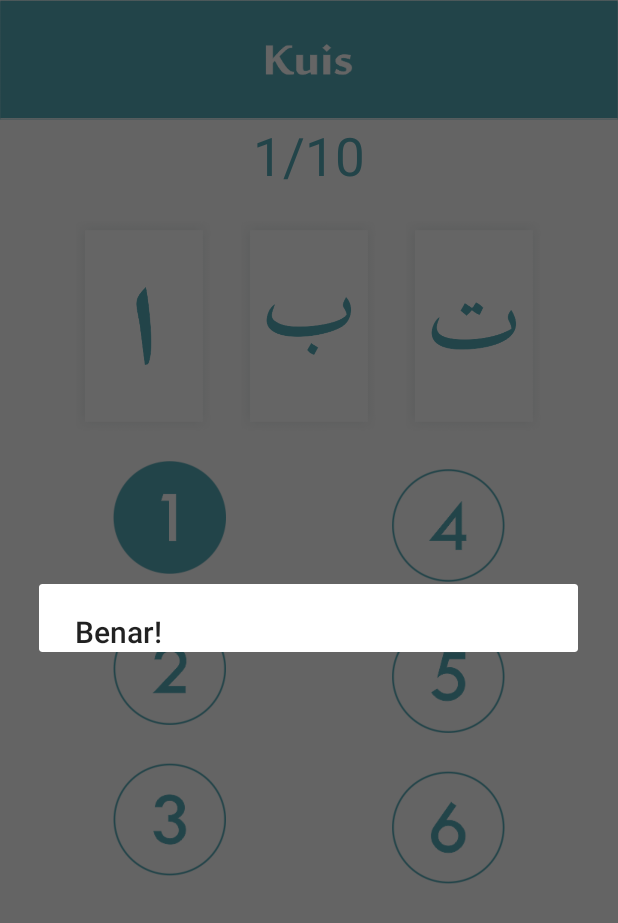
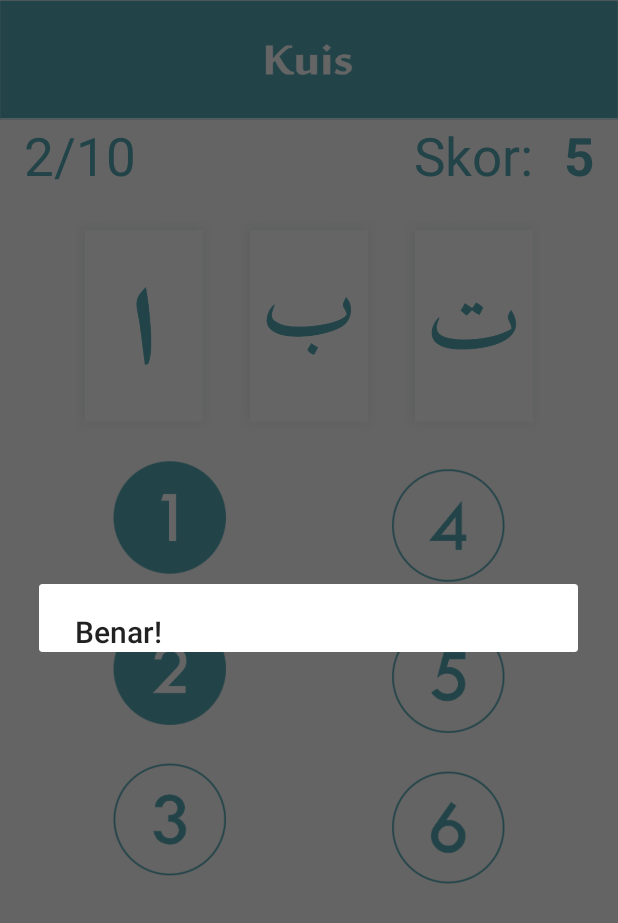
Before and after one commit to viaaprillya/Udzkuruni, an Android app: the Kuis screen opened directly, with no data from a screen before it, after a tap on "Alif", on a phone screen of 412 x 824 dp. Shown: the top 923 px of the screen. Run offline under Robolectric (Android 15) with nearby library versions, the light colour scheme and no system bars.

Commit message:
kuis + skor

```diff
--- a/app/src/main/AndroidManifest.xml
+++ b/app/src/main/AndroidManifest.xml
@@ -11,7 +11,8 @@
         android:supportsRtl="true"
         android:theme="@style/AppTheme"
         tools:ignore="GoogleAppIndexingWarning">
-        <activity android:name=".Tentang"></activity>
+        <activity android:name=".KuisSkorActivity"></activity>
+        <activity android:name=".Tentang" />
         <activity android:name=".panduanBelajar" />
         <activity android:name=".Fathahtain" />
         <activity android:name=".Huruf_Fathah" />
--- a/app/src/main/java/com/kelompok/udzkuruni/Kuis.java
+++ b/app/src/main/java/com/kelompok/udzkuruni/Kuis.java
@@ -1,18 +1,114 @@
 package com.kelompok.udzkuruni;
 
+import android.content.Intent;
+import android.media.Image;
+import android.nfc.Tag;
 import android.support.v7.app.AlertDialog;
 import android.support.v7.app.AppCompatActivity;
 import android.os.Bundle;
+import android.util.Log;
 import android.view.View;
 import android.widget.ImageButton;
+import android.widget.ImageView;
+import android.widget.TextView;
+
+import java.util.Random;
+import java.util.concurrent.ThreadLocalRandom;
 
 public class Kuis extends AppCompatActivity {
+
+    //TODO::  tambah Soal (Supaya yang dirandom makin banyak)
+
+    String[][] soal_1= {{"alif_pg","ba_pg","ta_pg"}, // nama file gambar soal
+            {"Alif","Ba", "Ta"}, // content description soal
+            {"satux","dua","tiga","empat","lima","enam"}, // nama file gambar braille
+            {"1","","","","",""}, // content description gambar braille
+            {"Alif"}}; // Jawaban
+    String[][] soal_2 = {{"alif_pg","ba_pg","ta_pg"}, // nama file gambar soal
+            {"Alif","Ba", "Ta"}, // content description soal
+            {"satux","duax","tiga","empat","lima","enam"}, // nama file gambar braille
+            {"1","1","","","",""}, // content description gambar braille
+            {"Ba"}}; // Jawaban
+
+    String[][][] kunci = {soal_1, soal_2 };
+
+    ImageButton pilhan1, pilhan2,pilhan3;
+    ImageView satu, dua, tiga, empat, lima, enam;
+    TextView levelTV, skorTV;
+    Integer level = 1;
+    Integer skor = 0;
 
     @Override
     protected void onCreate(Bundle savedInstanceState) {
         super.onCreate(savedInstanceState);
         setContentView(R.layout.activity_kuis);
+        setKuis();
+    }
 
+
+    public void setKuis() {
+//        selected = getRandom(kunci);
+        shuffleArray(kunci);
+        pilhan1 =  findViewById(R.id.pilihan1);
+        pilhan2 =  findViewById(R.id.pilihan2);
+        pilhan3 =  findViewById(R.id.pilihan3);
+
+
+        pilhan1.setBackgroundResource(getResources().getIdentifier(kunci[level-1][0][0] , "drawable", getPackageName()));
+        pilhan2.setBackgroundResource(getResources().getIdentifier(kunci[level-1][0][1] , "drawable", getPackageName()));
+//        pilhan2.setBackgroundResource(R.drawable.alif);
+        pilhan3.setBackgroundResource(getResources().getIdentifier(kunci[level-1][0][2] , "drawable", getPackageName()));
+
+        pilhan1.setContentDescription(kunci[level-1][1][0]);
+        pilhan2.setContentDescription(kunci[level-1][1][1]);
+        pilhan3.setContentDescription(kunci[level-1][1][2]);
+
+        satu = findViewById(R.id.satu);
+        dua =  findViewById(R.id.dua);
+        tiga =  findViewById(R.id.tiga);
+        empat =  findViewById(R.id.empat);
+        lima =  findViewById(R.id.lima);
+        enam =  findViewById(R.id.enam);
+
+        satu.setBackgroundResource(getResources().getIdentifier(kunci[level-1][2][0] , "drawable", getPackageName()));
+        dua.setBackgroundResource(getResources().getIdentifier(kunci[level-1][2][1] , "drawable", getPackageName()));
+        tiga.setBackgroundResource(getResources().getIdentifier(kunci[level-1][2][2] , "drawable", getPackageName()));
+        empat.setBackgroundResource(getResources().getIdentifier(kunci[level-1][2][3] , "drawable", getPackageName()));
+        lima.setBackgroundResource(getResources().getIdentifier(kunci[level-1][2][4] , "drawable", getPackageName()));
+        enam.setBackgroundResource(getResources().getIdentifier(kunci[level-1][2][5] , "drawable", getPackageName()));
+
+        satu.setContentDescription(kunci[level-1][3][0]);
+        dua.setContentDescription(kunci[level-1][3][1]);
+        tiga.setContentDescription(kunci[level-1][3][2]);
+        empat.setContentDescription(kunci[level-1][3][3]);
+        lima.setContentDescription(kunci[level-1][3][4]);
+        enam.setContentDescription(kunci[level-1][3][5]);
+
+        levelTV = findViewById(R.id.textKuis);
+        levelTV.setText(level.toString());
+
+        skorTV = findViewById(R.id.textNilaiSkor);
+        skorTV.setText(skor.toString());
+
+    }
+    public static String[][] getRandom(String[][][] array) {
+        int rnd = new Random().nextInt(array.length);
+        return array[rnd];
+    }
+
+    // Implementing Fisher–Yates shuffle
+    static void shuffleArray(String[][][] array)
+    {
+        // If running on Java 6 or older, use `new Random()` on RHS here
+        Random rnd = new Random();
+        for (int i = array.length - 1; i > 0; i--)
+        {
+            int index = rnd.nextInt(i + 1);
+            // Simple swap
+            String[][] a = array[index];
+            array[index] = array[i];
+            array[i] = a;
+        }
     }
 
     public void checkAnswer(View view ){
@@ -20,12 +116,26 @@ public class Kuis extends AppCompatActivity {
         String btnDesc = jawaban.getContentDescription().toString();
 
         String alert;
+        String answer = kunci[level-1][4][0];
+        System.out.println(answer);
+        if(btnDesc.equals(answer)){
+            alert="Benar!";
+            if (level < 10){
+                skor+=10;
+                level++;
+                setKuis();
+            }
 
-        if(btnDesc.equals("Alif")){
-            alert="Benar!";
+            else if (level == 10){
+                skor+=10;
+                Intent intent = new Intent(Kuis.this, KuisSkorActivity.class);
+                intent.putExtra("skor", skor);
+                startActivity(intent);
+            }
         }
         else{
             alert="Salah!";
+            skor-=5;
         }
 
         AlertDialog.Builder builder = new AlertDialog.Builder(this);
--- a/app/src/main/res/layout/activity_kuis.xml
+++ b/app/src/main/res/layout/activity_kuis.xml
@@ -19,8 +19,40 @@
         android:layout_below="@+id/header"
         android:layout_width="wrap_content"
         android:layout_height="wrap_content"
-        android:layout_centerHorizontal="true"
-        android:text="1/10"
+        android:layout_marginLeft="16dp"
+        android:text="1"
+        android:textSize="35sp"
+        android:textColor="@color/colorPrimary" />
+    <TextView
+        android:id="@+id/textJumlahSoal"
+        android:layout_below="@+id/header"
+        android:layout_width="wrap_content"
+        android:layout_height="wrap_content"
+        android:layout_toEndOf="@id/textKuis"
+        android:text="/10"
+        android:textSize="35sp"
+        android:textColor="@color/colorPrimary" />
+
+    <TextView
+        android:id="@+id/textSkor"
+        android:layout_below="@+id/header"
+        android:layout_width="wrap_content"
+        android:layout_height="wrap_content"
+        android:layout_marginLeft="16dp"
+        android:layout_alignParentRight="true"
+        android:layout_marginRight="48dp"
+        android:text="Skor: "
+        android:textSize="35sp"
+        android:textColor="@color/colorPrimary" />
+    <TextView
+        android:id="@+id/textNilaiSkor"
+        android:layout_below="@+id/header"
+        android:layout_width="wrap_content"
+        android:layout_height="wrap_content"
+        android:layout_alignParentRight="true"
+        android:layout_marginRight="16dp"
+        android:text="0"
+        android:textStyle="bold"
         android:textSize="35sp"
         android:textColor="@color/colorPrimary" />
 
@@ -28,11 +60,9 @@
         android:id="@+id/pilihan2"
         android:layout_width="90dp"
         android:layout_height="140dp"
-        android:background="@drawable/ba_pg"
         android:layout_below="@id/textKuis"
         android:layout_centerHorizontal="true"
         android:layout_marginTop="20dp"
-        android:contentDescription="@string/ba"
         android:onClick="checkAnswer"
        />
 
@@ -40,12 +70,10 @@
         android:id="@+id/pilihan1"
         android:layout_width="90dp"
         android:layout_height="140dp"
-        android:background="@drawable/alif_pg"
         android:layout_below="@id/textKuis"
         android:layout_toLeftOf="@id/pilihan2"
         android:layout_marginTop="20dp"
         android:layout_marginRight="20dp"
-        android:contentDescription="@string/alif"
         android:onClick="checkAnswer"
         />
 
@@ -53,12 +81,10 @@
         android:id="@+id/pilihan3"
         android:layout_width="90dp"
         android:layout_height="140dp"
-        android:background="@drawable/ta_pg"
         android:layout_below="@id/textKuis"
         android:layout_toRightOf="@id/pilihan2"
         android:layout_marginTop="20dp"
         android:layout_marginLeft="20dp"
-        android:contentDescription="@string/ta"
         android:onClick="checkAnswer"
         />
 
@@ -66,7 +92,6 @@
         android:id="@+id/satu"
         android:layout_width="75dp"
         android:layout_height="75dp"
-        android:background="@drawable/satux"
         android:layout_below="@id/pilihan2"
         android:layout_alignParentStart="true"
         android:contentDescription="1"
@@ -77,7 +102,6 @@
         android:id="@+id/empat"
         android:layout_width="75dp"
         android:layout_height="75dp"
-        android:background="@drawable/empat"
         android:layout_below="@id/pilihan2"
         android:layout_alignParentEnd="true"
         android:layout_marginEnd="75dp"
@@ -87,7 +111,6 @@
         android:id="@+id/dua"
         android:layout_width="75dp"
         android:layout_height="75dp"
-        android:background="@drawable/dua"
         android:layout_alignParentStart="true"
         android:layout_marginStart="75dp"
         android:layout_below="@id/satu"
@@ -97,7 +120,6 @@
         android:id="@+id/lima"
         android:layout_width="75dp"
         android:layout_height="75dp"
-        android:background="@drawable/lima"
         android:layout_alignParentEnd="true"
         android:layout_marginEnd="75dp"
         android:layout_below="@id/empat"
@@ -107,7 +129,6 @@
         android:id="@+id/tiga"
         android:layout_width="75dp"
         android:layout_height="75dp"
-        android:background="@drawable/tiga"
         android:layout_alignParentStart="true"
         android:layout_marginStart="75dp"
         android:layout_below="@id/dua"
@@ -117,7 +138,6 @@
         android:id="@+id/enam"
         android:layout_width="75dp"
         android:layout_height="75dp"
-        android:background="@drawable/enam"
         android:layout_alignParentEnd="true"
         android:layout_marginEnd="75dp"
         android:layout_below="@id/lima"
--- a/build.gradle
+++ b/build.gradle
@@ -7,7 +7,7 @@ buildscript {
 
     }
     dependencies {
-        classpath 'com.android.tools.build:gradle:3.4.0'
+        classpath 'com.android.tools.build:gradle:3.4.2'
 
         // NOTE: Do not place your application dependencies here; they belong
         // in the individual module build.gradle files
```
Also changed, not shown: app/src/main/java/com/kelompok/udzkuruni/KuisSkorActivity.java (added, +52 -0 lines), app/src/main/res/layout/activity_kuis_skor.xml (added, +41 -0 lines), app/src/main/res/drawable/threestars.png (added), app/src/main/res/drawable/threestars1.png (added), app/src/main/res/drawable/threestars2.png (added), app/src/main/res/drawable/threestarsfull.png (added).
